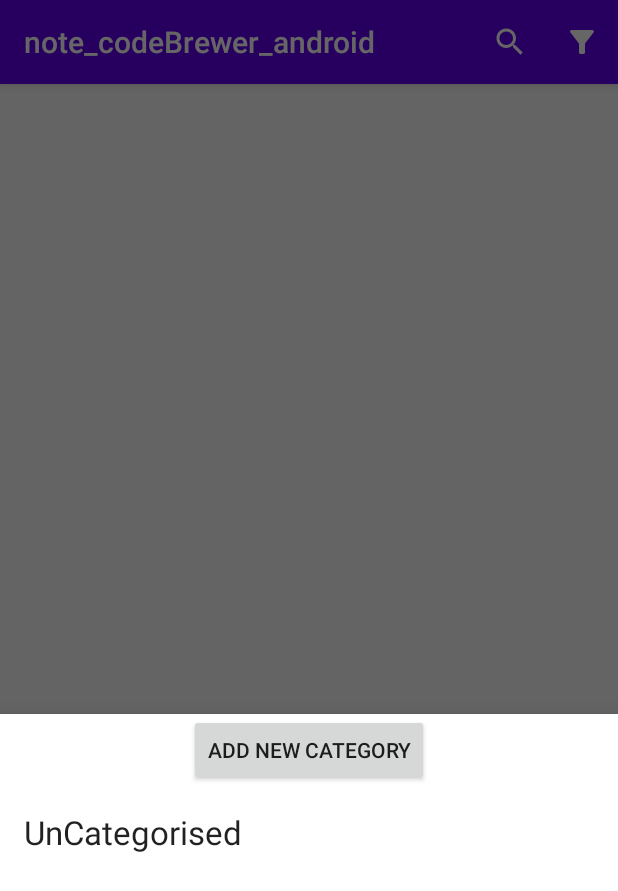
After one commit to nency-shobhashana/note_codeBrewer_android, an Android app: the fragment CategoryFilterListDialogFragment placed in its activity, on a phone screen of 412 x 824 dp. The commit adds this screen. Shown: the top 891 px of the screen. Run offline under Robolectric (Android 15) with nearby library versions, the phone set to English and light mode, and no system bars; our stand-ins replace Room's generated code.

Commit message:
added category filter bottom sheet

```diff
--- /dev/null
+++ b/app/src/main/java/com/nency/note/dashboard/CategoryFilterListDialogFragment.java
@@ -0,0 +1,153 @@
+package com.nency.note.dashboard;
+
+import android.content.DialogInterface;
+import android.os.Bundle;
+import android.view.LayoutInflater;
+import android.view.View;
+import android.view.ViewGroup;
+import android.widget.Button;
+import android.widget.EditText;
+import android.widget.TextView;
+
+import androidx.annotation.NonNull;
+import androidx.annotation.Nullable;
+import androidx.appcompat.app.AlertDialog;
+import androidx.recyclerview.widget.LinearLayoutManager;
+import androidx.recyclerview.widget.RecyclerView;
+
+import com.google.android.material.bottomsheet.BottomSheetDialogFragment;
+import com.nency.note.R;
+import com.nency.note.interfaces.OnCategorySelectListener;
+import com.nency.note.room.Category;
+import com.nency.note.room.NoteRoomDatabase;
+
+import java.util.ArrayList;
+import java.util.List;
+
+public class CategoryFilterListDialogFragment extends BottomSheetDialogFragment {
+
+    private OnCategorySelectListener onCategorySelectListener;
+    private NoteRoomDatabase noteRoomDatabase;
+
+    private ArrayList<Category> categories = new ArrayList<>();
+
+    private RecyclerView recyclerView ;
+    private Button btnAddCategory;
+
+    public static CategoryFilterListDialogFragment newInstance(@NonNull OnCategorySelectListener onCategorySelectListener) {
+        final CategoryFilterListDialogFragment fragment = new CategoryFilterListDialogFragment();
+        fragment.onCategorySelectListener = onCategorySelectListener;
+        return fragment;
+    }
+
+    @Nullable
+    @Override
+    public View onCreateView(LayoutInflater inflater, @Nullable ViewGroup container,
+            @Nullable Bundle savedInstanceState) {
+        return inflater.inflate(R.layout.category_list_dialog_fragment, container, false);
+    }
+
+    @Override
+    public void onViewCreated(@NonNull View view, @Nullable Bundle savedInstanceState) {
+        btnAddCategory = view.findViewById(R.id.btnAddCategory);
+        recyclerView = view.findViewById(R.id.listCategory);
+        recyclerView.setLayoutManager(new LinearLayoutManager(getContext()));
+        recyclerView.setAdapter(new CategoryAdapter(categories, onCategorySelectListener));
+        loadCategory();
+        loadListener();
+    }
+
+    private void loadListener() {
+        btnAddCategory.setOnClickListener(new View.OnClickListener() {
+            @Override
+            public void onClick(View v) {
+                showAddNewCategoryAlert();
+            }
+        });
+    }
+
+    private void showAddNewCategoryAlert() {
+        AlertDialog.Builder dialogBuilder = new AlertDialog.Builder(requireContext());
+        LayoutInflater inflater = this.getLayoutInflater();
+        final View dialogView = inflater.inflate(R.layout.add_new_category_dialog, null);
+        dialogBuilder.setView(dialogView);
+
+        final EditText edt = (EditText) dialogView.findViewById(R.id.edit1);
+
+        dialogBuilder.setTitle("Add New Category");
+        dialogBuilder.setPositiveButton("Add", new DialogInterface.OnClickListener() {
+            public void onClick(DialogInterface dialog, int whichButton) {
+                addCategory(edt.getText().toString());
+            }
+        });
+        dialogBuilder.setNegativeButton("Cancel", new DialogInterface.OnClickListener() {
+            public void onClick(DialogInterface dialog, int whichButton) {
+                //pass
+            }
+        });
+        dialogBuilder.create().show();
+    }
+
+    private void addCategory(String category){
+        noteRoomDatabase.CategoryDao().insertCategory(new Category(category, 0));
+        loadCategory();
+    }
+
+    private void loadCategory(){
+        noteRoomDatabase = NoteRoomDatabase.getInstance(requireContext());
+        categories.clear();
+        categories.addAll(noteRoomDatabase.CategoryDao().getAllCategories());
+        recyclerView.getAdapter().notifyDataSetChanged();
+    }
+
+    private class ViewHolder extends RecyclerView.ViewHolder {
+
+        final TextView text;
+        Category category;
+
+        ViewHolder(LayoutInflater inflater,
+                ViewGroup parent,
+                final OnCategorySelectListener onCategorySelectListener) {
+            // TODO: Customize the item layout
+            super(inflater.inflate(R.layout.category_list_dialog_item, parent, false));
+            itemView.setOnClickListener(new View.OnClickListener() {
+                @Override
+                public void onClick(View v) {
+                    onCategorySelectListener.onCategorySelected(category);
+                }
+            });
+            text = itemView.findViewById(R.id.text);
+        }
+    }
+
+    private class CategoryAdapter extends RecyclerView.Adapter<ViewHolder> {
+
+        private final List<Category> categories;
+        private final OnCategorySelectListener onCategorySelectListener;
+
+        CategoryAdapter(List<Category> categories,
+                OnCategorySelectListener onCategorySelectListener) {
+            this.categories = categories;
+            this.onCategorySelectListener = onCategorySelectListener;
+        }
+
+        @NonNull
+        @Override
+        public ViewHolder onCreateViewHolder(@NonNull ViewGroup parent, int viewType) {
+            return new ViewHolder(LayoutInflater.from(parent.getContext()), parent, onCategorySelectListener);
+        }
+
+        @Override
+        public void onBindViewHolder(ViewHolder holder, int position) {
+            holder.category = categories.get(position);
+            holder.text.setText(categories.get(position).getName());
+        }
+
+        @Override
+        public int getItemCount() {
+            return categories.size();
+        }
+
+    }
+
+}
--- /dev/null
+++ b/app/src/main/res/drawable/ic_filter.xml
@@ -0,0 +1,10 @@
+<vector xmlns:android="http://schemas.android.com/apk/res/android"
+    android:width="24dp"
+    android:height="24dp"
+    android:viewportWidth="24"
+    android:viewportHeight="24"
+    android:tint="?attr/colorControlNormal">
+  <path
+      android:fillColor="@android:color/white"
+      android:pathData="M4.25,5.61C6.27,8.2 10,13 10,13v6c0,0.55 0.45,1 1,1h2c0.55,0 1,-0.45 1,-1v-6c0,0 3.72,-4.8 5.74,-7.39C20.25,4.95 19.78,4 18.95,4H5.04C4.21,4 3.74,4.95 4.25,5.61z"/>
+</vector>
--- a/app/src/main/res/menu/menu_main.xml
+++ b/app/src/main/res/menu/menu_main.xml
@@ -8,4 +8,10 @@
         android:title="Search"
         app:showAsAction="ifRoom|withText"
         app:actionViewClass="androidx.appcompat.widget.SearchView"/>
+
+    <item
+        android:id="@+id/appFilter"
+        android:icon="@drawable/ic_filter"
+        android:title="Filter"
+        app:showAsAction="ifRoom|withText" />
 </menu>
```
Also changed, not shown: app/src/main/java/com/nency/note/dashboard/MainActivity.java (+22 -1 lines).
